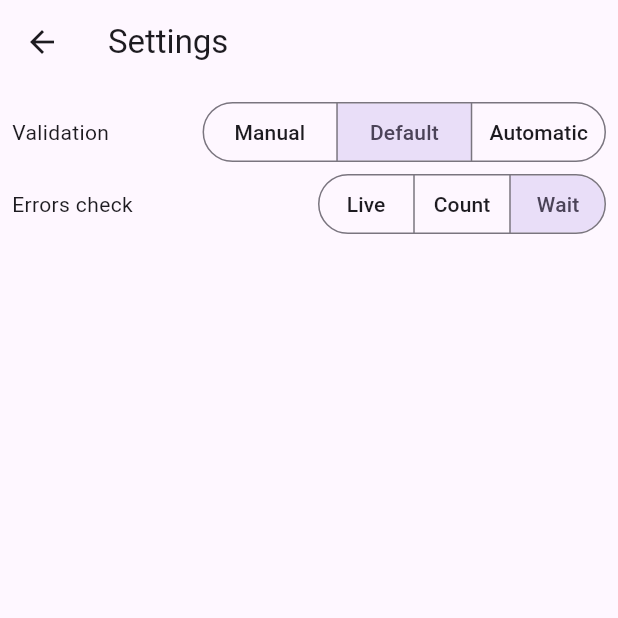
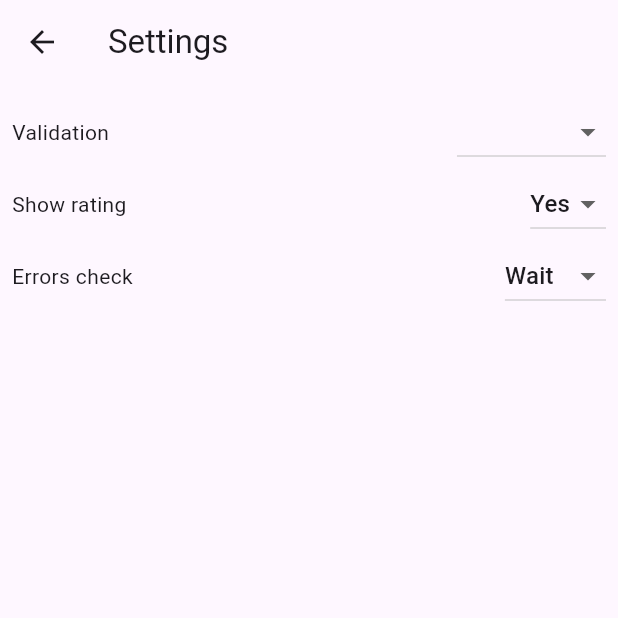
Before and after one commit to court-jus/getsomepuzzle, a Flutter app: the SettingsPage screen opened directly with empty values, on a phone screen of 412 x 824 dp, the top half of it. Run offline on Flutter 3.47's test engine with Material 3 defaults, Android fonts, the phone set to English and light mode, and no system bars; our stand-ins replace font_awesome_flutter, shared_preferences, unicons, wakelock_plus; missing offline and left inert: flutter_md; accounts and stored records are empty.

Commit message:
Some settings changes + record skipped puzzles

```diff
--- a/lib/getsomepuzzle/settings.dart
+++ b/lib/getsomepuzzle/settings.dart
@@ -1,43 +1,47 @@
-
 import 'package:logging/logging.dart';
 import 'package:shared_preferences/shared_preferences.dart';
 
 enum ValidateType { manual, intermediate, automatic }
+
+enum ShowRating { yes, no }
+
 enum LiveCheckType { all, count, complete }
 
 class ChangeableSettings {
   ValidateType? validateType;
+  ShowRating? showRating;
   LiveCheckType? liveCheckType;
 
-  ChangeableSettings({
-    this.validateType = ValidateType.intermediate,
-    this.liveCheckType = LiveCheckType.complete,
-  });
+  ChangeableSettings({this.validateType, this.showRating, this.liveCheckType});
 }
 
 class Settings {
   ValidateType validateType;
+  ShowRating showRating;
   LiveCheckType liveCheckType;
 
   final log = Logger("Settings");
 
   Settings({
     this.validateType = ValidateType.intermediate,
+    this.showRating = ShowRating.yes,
     this.liveCheckType = LiveCheckType.complete,
   });
 
   Future<void> load() async {
     final prefs = await SharedPreferences.getInstance();
-    final String settingsValidateType = prefs.getString("settingsValidateType") ?? "intermediate";
+    final String settingsValidateType =
+        prefs.getString("settingsValidateType") ?? "intermediate";
     switch (settingsValidateType) {
       case "manual":
         validateType = ValidateType.manual;
       case "intermediate":
-        validateType = ValidateType.intermediate;
+        validateType = ValidateType.automatic;
       case "automatic":
         validateType = ValidateType.automatic;
     }
-    final String settingsLiveCheckType = prefs.getString("settingsLiveCheckType") ?? "complete";
+    final String settingsLiveCheckType =
+        prefs.getString("settingsLiveCheckType") ?? "complete";
     switch (settingsLiveCheckType) {
       case "all":
         liveCheckType = LiveCheckType.all;
@@ -46,17 +50,33 @@ class Settings {
       case "complete":
         liveCheckType = LiveCheckType.complete;
     }
+    final String settingsShowRating =
+        prefs.getString("settingsShowRating") ?? "yes";
+    switch (settingsShowRating) {
+      case "yes":
+        showRating = ShowRating.yes;
+      case "no":
+        showRating = ShowRating.no;
+    }
   }
 
   Future<void> save() async {
     final prefs = await SharedPreferences.getInstance();
     prefs.setString("settingsValidateType", validateType.name);
     prefs.setString("settingsLiveCheckType", liveCheckType.name);
+    prefs.setString("settingsShowRating", showRating.name);
   }
 
   void change(ChangeableSettings newValue) {
-    validateType = newValue.validateType ?? validateType;
-    liveCheckType = newValue.liveCheckType ?? liveCheckType;
+    if (newValue.validateType != null) {
+      validateType = newValue.validateType!;
+    }
+    if (newValue.liveCheckType != null) {
+      liveCheckType = newValue.liveCheckType!;
+    }
+    if (newValue.showRating != null) {
+      showRating = newValue.showRating!;
+    }
     save();
   }
 }
--- a/lib/l10n/app_localizations.dart
+++ b/lib/l10n/app_localizations.dart
@@ -346,6 +346,24 @@ abstract class AppLocalizations {
   /// **'Automatic'**
   String get settingValidateTypeAutomatic;
 
+  /// Does the player want to rate each of the played puzzles?
+  ///
+  /// In en, this message translates to:
+  /// **'Show rating'**
+  String get settingShowRating;
+
+  /// The player wants to rate each puzzle
+  ///
+  /// In en, this message translates to:
+  /// **'Yes'**
+  String get settingShowRatingYes;
+
+  /// The player does not want to rate each puzzle
+  ///
+  /// In en, this message translates to:
+  /// **'No'**
+  String get settingShowRatingNo;
+
   /// Does the player want a live check for errors?
   ///
   /// In en, this message translates to:
--- a/lib/l10n/app_localizations_en.dart
+++ b/lib/l10n/app_localizations_en.dart
@@ -134,6 +134,15 @@ class AppLocalizationsEn extends AppLocalizations {
   String get settingValidateTypeAutomatic => 'Automatic';
 
   @override
+  String get settingShowRating => 'Show rating';
+
+  @override
+  String get settingShowRatingYes => 'Yes';
+
+  @override
+  String get settingShowRatingNo => 'No';
+
+  @override
   String get settingsLiveCheckType => 'Errors check';
 
   @override
--- a/lib/widgets/settings_page.dart
+++ b/lib/widgets/settings_page.dart
@@ -17,7 +17,6 @@ class SettingsPage extends StatefulWidget {
 }
 
 class _SettingsPageState extends State<SettingsPage> {
-
   @override
   void initState() {
     super.initState();
@@ -25,17 +24,31 @@ class _SettingsPageState extends State<SettingsPage> {
 
   @override
   Widget build(BuildContext context) {
+    final Map<ValidateType, String> settingsValidateType = {
+      ValidateType.manual: AppLocalizations.of(
+        context,
+      )!.settingValidateTypeManual,
+      ValidateType.intermediate: AppLocalizations.of(
+        context,
+      )!.settingValidateTypeDefault,
+      ValidateType.automatic: AppLocalizations.of(
+        context,
+      )!.settingValidateTypeAutomatic,
+    };
 
-    final Map<ValidateType, String> settingsValidateType = {
-      ValidateType.manual: AppLocalizations.of(context)!.settingValidateTypeManual,
-      ValidateType.intermediate: AppLocalizations.of(context)!.settingValidateTypeDefault,
-      ValidateType.automatic: AppLocalizations.of(context)!.settingValidateTypeAutomatic,
+    final Map<ShowRating, String> settingsShowRating = {
+      ShowRating.yes: AppLocalizations.of(context)!.settingShowRatingYes,
+      ShowRating.no: AppLocalizations.of(context)!.settingShowRatingNo,
     };
 
     final Map<LiveCheckType, String> settingsLiveCheckType = {
       LiveCheckType.all: AppLocalizations.of(context)!.settingsLiveCheckTypeAll,
-      LiveCheckType.count: AppLocalizations.of(context)!.settingsLiveCheckTypeCount,
-      LiveCheckType.complete: AppLocalizations.of(context)!.settingsLiveCheckTypeComplete,
+      LiveCheckType.count: AppLocalizations.of(
+        context,
+      )!.settingsLiveCheckTypeCount,
+      LiveCheckType.complete: AppLocalizations.of(
+        context,
+      )!.settingsLiveCheckTypeComplete,
     };
 
     return Scaffold(
@@ -56,21 +69,50 @@ class _SettingsPageState extends State<SettingsPage> {
                       mainAxisAlignment: MainAxisAlignment.spaceBetween,
                       children: [
                         Text(AppLocalizations.of(context)!.settingValidateType),
-                        SegmentedButton(
-                          multiSelectionEnabled: false,
-                          emptySelectionAllowed: false,
-                          showSelectedIcon: false,
-                          selected: {widget.settings.validateType},
-                          onSelectionChanged: (newValue) {
+                        DropdownButton<ValidateType>(
+                          value: widget.settings.validateType,
+                          items: [
+                            DropdownMenuItem(
+                              value: ValidateType.manual,
+                              child: Text(
+                                settingsValidateType[ValidateType.manual]!,
+                              ),
+                            ),
+                            DropdownMenuItem(
+                              value: ValidateType.automatic,
+                              child: Text(
+                                settingsValidateType[ValidateType.automatic]!,
+                              ),
+                            ),
+                          ],
+                          onChanged: (newValue) {
                             setState(() {
-                              widget.settings.change(ChangeableSettings(validateType: newValue.first));
+                              widget.settings.change(
+                                ChangeableSettings(validateType: newValue),
+                              );
                             });
                           },
-                          segments: ValidateType.values
+                        ),
+                      ],
+                    ),
+                    Row(
+                      mainAxisAlignment: MainAxisAlignment.spaceBetween,
+                      children: [
+                        Text(AppLocalizations.of(context)!.settingShowRating),
+                        DropdownButton<ShowRating>(
+                          value: widget.settings.showRating,
+                          onChanged: (newValue) {
+                            setState(() {
+                              widget.settings.change(
+                                ChangeableSettings(showRating: newValue),
+                              );
+                            });
+                          },
+                          items: ShowRating.values
                               .map(
-                                (slug) => ButtonSegment(
+                                (slug) => DropdownMenuItem(
                                   value: slug,
-                                  label: Text(settingsValidateType[slug]!),
+                                  child: Text(settingsShowRating[slug]!),
                                 ),
                               )
                               .toList(),
@@ -80,34 +122,35 @@ class _SettingsPageState extends State<SettingsPage> {
                     Row(
                       mainAxisAlignment: MainAxisAlignment.spaceBetween,
                       children: [
-                        Text(AppLocalizations.of(context)!.settingsLiveCheckType),
-                        SegmentedButton(
-                          multiSelectionEnabled: false,
-                          emptySelectionAllowed: false,
-                          showSelectedIcon: false,
-                          selected: {widget.settings.liveCheckType},
-                          onSelectionChanged: (newValue) {
+                        Text(
+                          AppLocalizations.of(context)!.settingsLiveCheckType,
+                        ),
+                        DropdownButton<LiveCheckType>(
+                          value: widget.settings.liveCheckType,
+                          onChanged: (newValue) {
                             setState(() {
-                              widget.settings.change(ChangeableSettings(liveCheckType: newValue.first));
+                              widget.settings.change(
+                                ChangeableSettings(liveCheckType: newValue),
+                              );
                             });
                           },
-                          segments: LiveCheckType.values
+                          items: LiveCheckType.values
                               .map(
-                                (slug) => ButtonSegment(
+                                (slug) => DropdownMenuItem(
                                   value: slug,
-                                  label: Text(settingsLiveCheckType[slug]!),
+                                  child: Text(settingsLiveCheckType[slug]!),
                                 ),
                               )
                               .toList(),
                         ),
                       ],
-                    )
+                    ),
                   ],
                 ),
               ),
             ),
           );
-        }
+        },
       ),
     );
   }
```
Also changed, not shown: lib/l10n/app_en.arb (+12 -0 lines), lib/l10n/app_es.arb (+8 -5 lines), lib/l10n/app_fr.arb (+5 -2 lines), lib/l10n/app_localizations_es.dart (+13 -4 lines), lib/l10n/app_localizations_fr.dart (+11 -2 lines), lib/main.dart (+26 -12 lines), lib/widgets/open_page.dart (+108 -67 lines).
